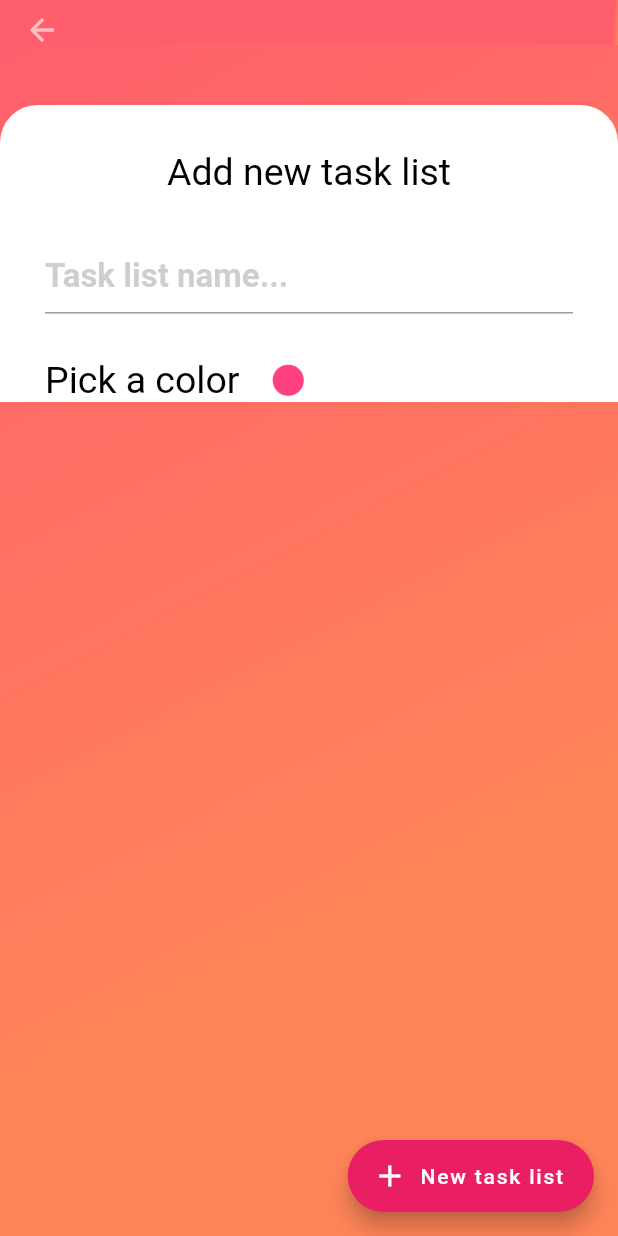
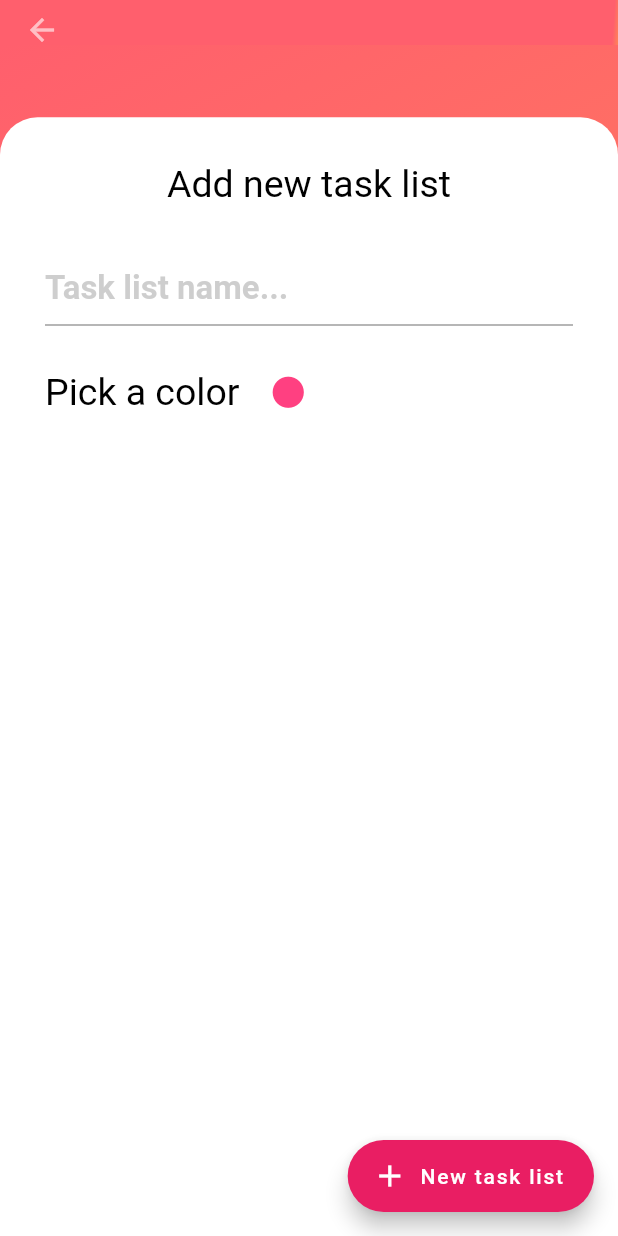
Before and after one commit to nosebastian/ITU, a Flutter app: the NewTaskListView screen opened directly, on a phone screen of 412 x 824 dp. Run offline on Flutter 3.47's test engine with Material 2 defaults, Android fonts, the phone set to English and light mode, and no system bars; our stand-ins replace flutter_colorpicker, flutter_datetime_picker, rflutter_alert, shared_preferences, table_calendar; accounts and stored records are empty.

Commit message:
Fixed some issues

```diff
--- a/lib/Widgets/Views/ActiveView.dart
+++ b/lib/Widgets/Views/ActiveView.dart
@@ -308,7 +308,7 @@ class Task extends StatelessWidget {
       if (_priority == 0)
         priorityColor = Colors.green;
       else if (_priority == 1)
-        priorityColor = Colors.yellow;
+        priorityColor = Colors.red;
       else
         priorityColor = Colors.red;
     } else {
--- a/lib/Widgets/Views/NewTaskListView.dart
+++ b/lib/Widgets/Views/NewTaskListView.dart
@@ -26,6 +26,7 @@ class NewTaskListFormState extends State<NewTaskListForm> {
     // Build a Form widget using the _formKey created above.
     return Container(
       padding: EdgeInsets.fromLTRB(30, 0, 30, 0),
+      height: MediaQuery.of(context).size.height,
       child: Column(
         children: <Widget>[
           Container(
@@ -92,7 +93,7 @@ class PickColorWidget extends StatefulWidget {
 }
 
 class PickColorWidgetState extends State<PickColorWidget> {
-  Color currentColor = Colors.pinkAccent;
+  Color _currentColor = Colors.pinkAccent;
   @override
   Widget build(BuildContext context) {
     return new GestureDetector(
@@ -111,7 +112,7 @@ class PickColorWidgetState extends State<PickColorWidget> {
           ),
           Icon(
             Icons.brightness_1,
-            color: currentColor,
+            color: _currentColor,
             size: 25,
           ),
         ],
@@ -134,9 +135,12 @@ class PickColorWidgetState extends State<PickColorWidget> {
                   Colors.brown,
                 ],
                 pickerColor: Color(0xffff00),
-                onColorChanged: ((Color color){
+                onColorChanged: ((color){
+                  _currentColor = color;
                   setState(() {
-                    currentColor = color;
+                    _currentColor;
+                    print("Currently chosen color is: ");
+                    print(_currentColor.toString());
                   });
                 }),
               ),
@@ -145,7 +149,11 @@ class PickColorWidgetState extends State<PickColorWidget> {
               FlatButton(
                 child: const Text('Done'),
                 onPressed: () {
-                  setState(() => currentColor = pickerColor);
+                  print("Another little color change");
+                   print(pickerColor.toString());
+                  setState(() {
+                    ;
+                  });
                   Navigator.of(context).pop();
                   },
                 ),
@@ -160,6 +168,7 @@ class PickColorWidgetState extends State<PickColorWidget> {
 
 
 class NewTaskListView extends StatelessWidget {
+
   @override
   Widget build (BuildContext context) {
     final _size = MediaQuery.of(context).size;
@@ -197,8 +206,16 @@ class NewTaskListView extends StatelessWidget {
       body:
       Stack(
         children: <Widget>[
-          BackGround(),
-          Column(
+                      Positioned(
+              child: BackGround(),
+            ),
+          Positioned
+          (
+            top: _size.height / 100,
+              bottom: 0,
+              width: _size.width,
+                      child: Container(
+                        child: ListView(
               children: <Widget>[
                 SizedBox(height: 40,),
                 Container(
@@ -212,6 +229,8 @@ class NewTaskListView extends StatelessWidget {
                   child: NewTaskListForm(),
                 ),
               ],
+            ),
+                      ),
           ),
         ],
       ),
```
Also changed, not shown: lib/Widgets/RadioButton.dart (+39 -0 lines), lib/Widgets/Views/NewTaskView.dart (+4 -3 lines), lib/Widgets/Views/SettingsView.dart (+1 -21 lines), lib/Widgets/Views/TaskListView.dart (+14 -9 lines). Lines whose indentation alone changed are shown as unchanged.
